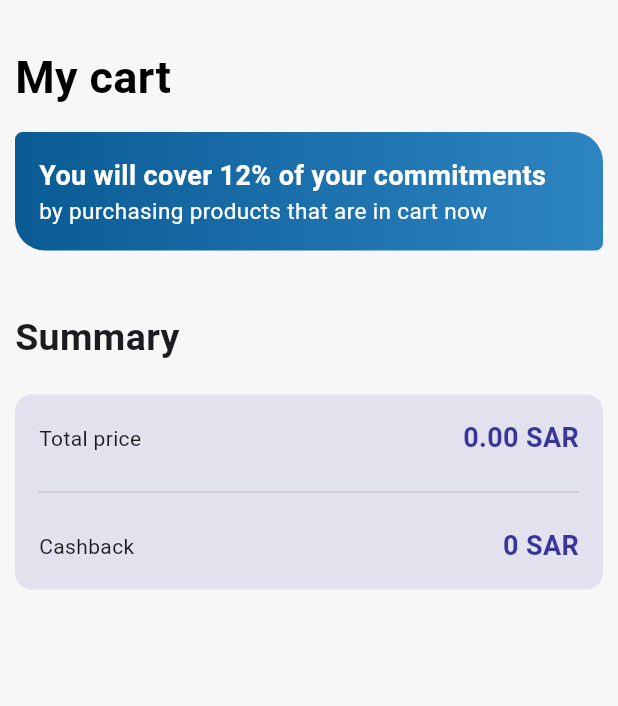
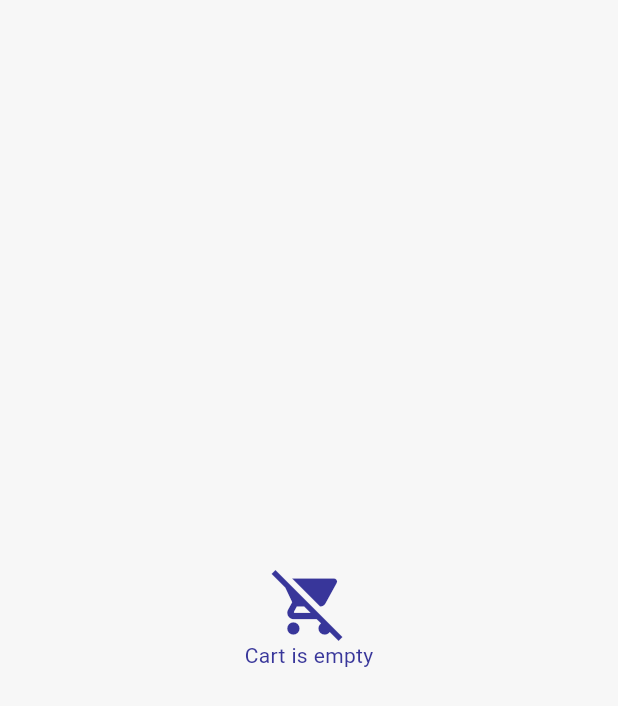
Before and after one commit to zamalex/payback, a Flutter app: the CartScreen screen opened directly, on a phone screen of 412 x 824 dp. Shown: the top 706 px of the screen. Run offline on Flutter 3.47's test engine with Material 3 defaults, Android fonts, the phone set to English and light mode, and no system bars; our stand-ins replace auto_size_text, cached_network_image, carousel_slider, confetti, country_code_picker, dio and 13 more; missing offline and left inert: custom_date_range_picker, custom_map_markers, mobile_scanner, slide_switcher; accounts and stored records are empty; network calls fail.

Commit message:
update user data

```diff
--- a/lib/screens/cart_screen.dart
+++ b/lib/screens/cart_screen.dart
@@ -15,6 +15,7 @@ import 'package:provider/provider.dart';
 
 import '../data/service_locator.dart';
 import '../model/product_model.dart';
+import 'main_screen.dart';
 
 class CartScreen extends StatefulWidget {
   CartScreen({super.key});
@@ -57,6 +58,16 @@ class _CartScreenState extends State<CartScreen> {
             provider.cart.forEach((element) {
               total = total+(element.cartQuantity*double.parse(element.price??'0'));
             });
+
+            if(provider.cart.isEmpty){
+              return Center(child: Column(
+                mainAxisAlignment: MainAxisAlignment.center,
+                crossAxisAlignment: CrossAxisAlignment.center,children: [
+                Icon(Icons.remove_shopping_cart,size: 50,color: kBlueColor,),
+                Text('Cart is empty',style: TextStyle(color: kBlueColor),)
+              ],),);
+
+            }
 
             return Container(
               height: MediaQuery.of(context).size.height,
```
